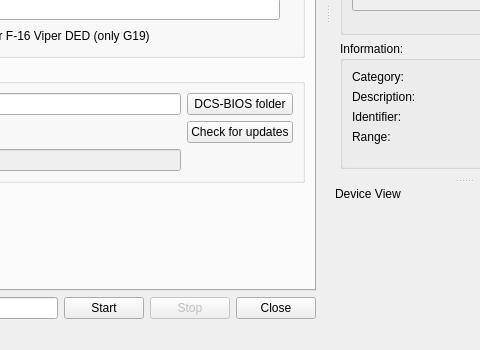
This is dcspy/ui/qtdcs.ui in emcek/dcspy as Qt 5 draws it before an edit; both pictures show x 374 to 854 and y 350 to 700 of the 970 by 700 pixel window. The edited form follows.
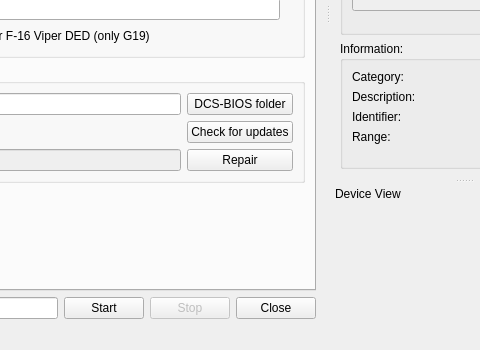
This is the edited form. The open tabs and pages were chosen to show the change. Icons and pictures are not drawn.

Commit message: Add "Repair" button to UI

```diff
--- a/dcspy/ui/qtdcs.ui
+++ b/dcspy/ui/qtdcs.ui
@@ -1161,6 +1161,17 @@
                </property>
               </widget>
              </item>
+             <item row="2" column="2">
+              <widget class="QPushButton" name="pb_bios_repair">
+               <property name="text">
+                <string>Repair</string>
+               </property>
+               <property name="icon">
+                <iconset resource="../qtgui.qrc">
+                 <normaloff>:/icons/img/edit-clear-history.svg</normaloff>:/icons/img/edit-clear-history.svg</iconset>
+               </property>
+              </widget>
+             </item>
             </layout>
            </widget>
           </item>
```
The commit also changes 1 other file.
